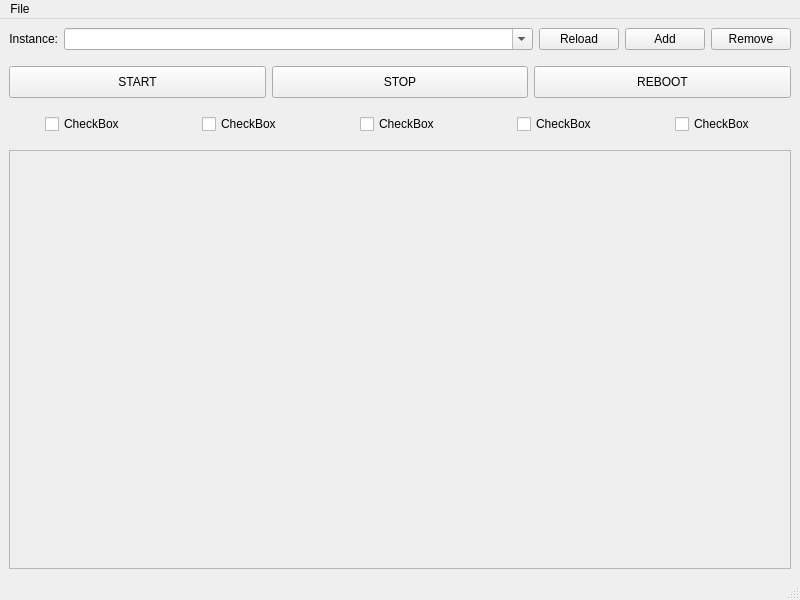
This is src/mainwindow.ui in KreedM/EC2-Instance-Manager as Qt 5 draws it before an edit. The edited form follows.
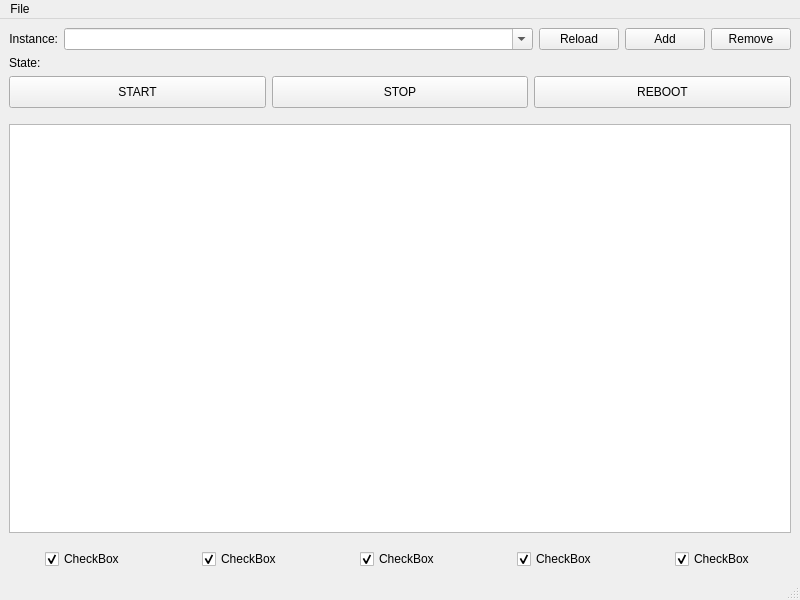
This is the edited form.

Commit message: Describe instance in table view pt 1

The edit to the form file:
```diff
--- a/src/mainwindow.ui
+++ b/src/mainwindow.ui
@@ -22,7 +22,7 @@
         <item>
          <widget class="QLabel" name="instanceLabel">
           <property name="sizePolicy">
-           <sizepolicy hsizetype="Minimum" vsizetype="Minimum">
+           <sizepolicy hsizetype="Minimum" vsizetype="Fixed">
             <horstretch>0</horstretch>
             <verstretch>0</verstretch>
            </sizepolicy>
@@ -78,20 +78,34 @@
        </layout>
       </item>
       <item>
-       <spacer name="verticalSpacer">
-        <property name="orientation">
-         <enum>Qt::Orientation::Vertical</enum>
-        </property>
-        <property name="sizeType">
-         <enum>QSizePolicy::Policy::Fixed</enum>
-        </property>
-        <property name="sizeHint" stdset="0">
-         <size>
-          <width>20</width>
-          <height>10</height>
-         </size>
-        </property>
-       </spacer>
+       <layout class="QHBoxLayout" name="horizontalLayout_4">
+        <item>
+         <widget class="QLabel" name="statusLabel">
+          <property name="sizePolicy">
+           <sizepolicy hsizetype="Minimum" vsizetype="Fixed">
+            <horstretch>0</horstretch>
+            <verstretch>0</verstretch>
+           </sizepolicy>
+          </property>
+          <property name="text">
+           <string>State:</string>
+          </property>
+         </widget>
+        </item>
+        <item>
+         <widget class="QLabel" name="statusLabelActual">
+          <property name="sizePolicy">
+           <sizepolicy hsizetype="Expanding" vsizetype="Fixed">
+            <horstretch>0</horstretch>
+            <verstretch>0</verstretch>
+           </sizepolicy>
+          </property>
+          <property name="text">
+           <string/>
+          </property>
+         </widget>
+        </item>
+       </layout>
       </item>
       <item>
        <layout class="QHBoxLayout" name="horizontalLayout_2">
@@ -172,6 +186,25 @@
       </property>
      </spacer>
     </item>
+    <item>
+     <widget class="QTableView" name="describeTableView"/>
+    </item>
+    <item>
+     <spacer name="verticalSpacer_3">
+      <property name="orientation">
+       <enum>Qt::Orientation::Vertical</enum>
+      </property>
+      <property name="sizeType">
+       <enum>QSizePolicy::Policy::Fixed</enum>
+      </property>
+      <property name="sizeHint" stdset="0">
+       <size>
+        <width>20</width>
+        <height>10</height>
+       </size>
+      </property>
+     </spacer>
+    </item>
     <item>
      <layout class="QHBoxLayout" name="horizontalLayout_3">
       <item alignment="Qt::AlignmentFlag::AlignHCenter">
@@ -185,6 +218,9 @@
         <property name="text">
          <string>CheckBox</string>
         </property>
+        <property name="checked">
+         <bool>true</bool>
+        </property>
        </widget>
       </item>
       <item alignment="Qt::AlignmentFlag::AlignHCenter">
@@ -198,6 +234,9 @@
         <property name="text">
          <string>CheckBox</string>
         </property>
+        <property name="checked">
+         <bool>true</bool>
+        </property>
        </widget>
       </item>
       <item alignment="Qt::AlignmentFlag::AlignHCenter">
@@ -211,6 +250,9 @@
         <property name="text">
          <string>CheckBox</string>
         </property>
+        <property name="checked">
+         <bool>true</bool>
+        </property>
        </widget>
       </item>
       <item alignment="Qt::AlignmentFlag::AlignHCenter">
@@ -224,6 +266,9 @@
         <property name="text">
          <string>CheckBox</string>
         </property>
+        <property name="checked">
+         <bool>true</bool>
+        </property>
        </widget>
       </item>
       <item alignment="Qt::AlignmentFlag::AlignHCenter">
@@ -237,49 +282,13 @@
         <property name="text">
          <string>CheckBox</string>
         </property>
+        <property name="checked">
+         <bool>true</bool>
+        </property>
        </widget>
       </item>
      </layout>
     </item>
-    <item>
-     <spacer name="verticalSpacer_3">
-      <property name="orientation">
-       <enum>Qt::Orientation::Vertical</enum>
-      </property>
-      <property name="sizeType">
-       <enum>QSizePolicy::Policy::Fixed</enum>
-      </property>
-      <property name="sizeHint" stdset="0">
-       <size>
-        <width>20</width>
-        <height>10</height>
-       </size>
-      </property>
-     </spacer>
-    </item>
-    <item>
-     <widget class="QScrollArea" name="scrollArea">
-      <property name="sizePolicy">
-       <sizepolicy hsizetype="Expanding" vsizetype="Expanding">
-        <horstretch>0</horstretch>
-        <verstretch>0</verstretch>
-       </sizepolicy>
-      </property>
-      <property name="widgetResizable">
-       <bool>true</bool>
-      </property>
-      <widget class="QWidget" name="scrollAreaWidgetContents">
-       <property name="geometry">
-        <rect>
-         <x>0</x>
-         <y>0</y>
-         <width>780</width>
-         <height>385</height>
-        </rect>
-       </property>
-      </widget>
-     </widget>
-    </item>
    </layout>
   </widget>
   <widget class="QMenuBar" name="menubar">
```
The commit also changes 6 other files.
